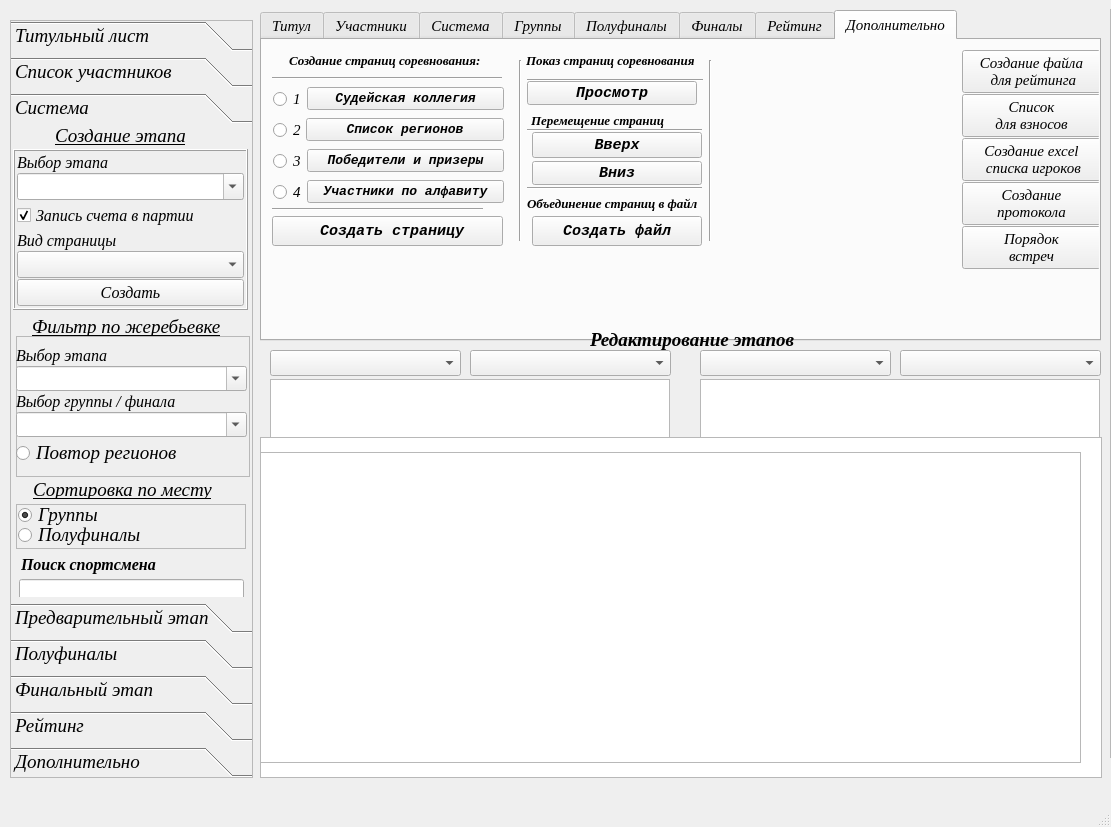
Kaspar0810/Competitions_TT_SQL, file UI/main_window.ui: the form before one commit.
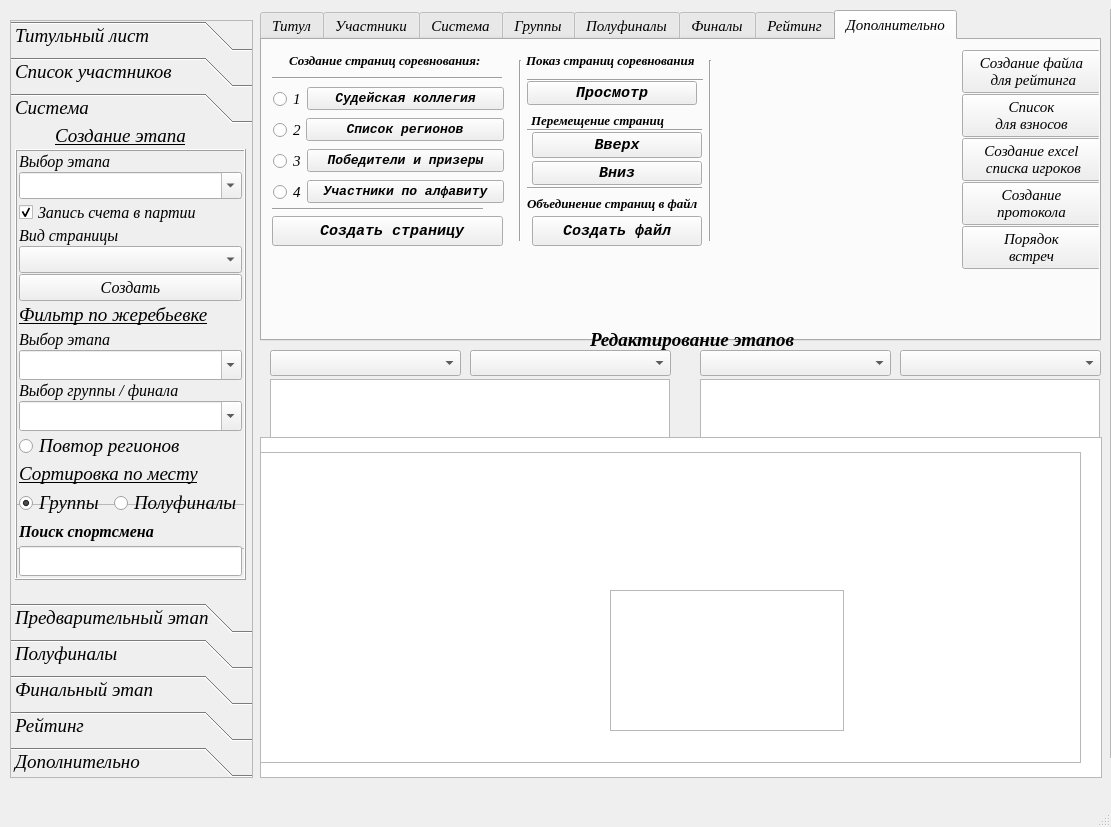
The form after the commit.

Commit message: подправлена форма

The edit to the form file:
```diff
--- a/UI/main_window.ui
+++ b/UI/main_window.ui
@@ -5218,29 +5218,6 @@
      <attribute name="label">
       <string>Система</string>
      </attribute>
-     <widget class="QLabel" name="label_20">
-      <property name="geometry">
-       <rect>
-        <x>21</x>
-        <y>187</y>
-        <width>201</width>
-        <height>20</height>
-       </rect>
-      </property>
-      <property name="font">
-       <font>
-        <family>Times New Roman</family>
-        <pointsize>14</pointsize>
-        <weight>50</weight>
-        <italic>true</italic>
-        <bold>false</bold>
-        <underline>true</underline>
-       </font>
-      </property>
-      <property name="text">
-       <string>&lt;html&gt;&lt;head/&gt;&lt;body&gt;&lt;p&gt;Фильтр по жеребьевке&lt;/p&gt;&lt;/body&gt;&lt;/html&gt;</string>
-      </property>
-     </widget>
      <widget class="QLabel" name="label_18">
       <property name="geometry">
        <rect>
@@ -5264,38 +5241,6 @@
        <string>Создание этапа</string>
       </property>
      </widget>
-     <widget class="QLabel" name="label_49">
-      <property name="geometry">
-       <rect>
-        <x>10</x>
-        <y>425</y>
-        <width>211</width>
-        <height>20</height>
-       </rect>
-      </property>
-      <property name="font">
-       <font>
-        <family>Times New Roman</family>
-        <pointsize>12</pointsize>
-        <weight>75</weight>
-        <italic>true</italic>
-        <bold>true</bold>
-       </font>
-      </property>
-      <property name="text">
-       <string>Поиск спортсмена</string>
-      </property>
-     </widget>
-     <widget class="QLineEdit" name="lineEdit_find_player_in_system">
-      <property name="geometry">
-       <rect>
-        <x>8</x>
-        <y>450</y>
-        <width>225</width>
-        <height>24</height>
-       </rect>
-      </property>
-     </widget>
      <widget class="QFrame" name="frame_4">
       <property name="geometry">
        <rect>
@@ -5311,158 +5256,22 @@
       <property name="frameShadow">
        <enum>QFrame::Raised</enum>
       </property>
-      <widget class="QRadioButton" name="radioButton_gr_sort">
-       <property name="geometry">
-        <rect>
-         <x>2</x>
-         <y>1</y>
-         <width>81</width>
-         <height>20</height>
-        </rect>
-       </property>
-       <property name="text">
-        <string>Группы</string>
-       </property>
-       <property name="checked">
-        <bool>true</bool>
-       </property>
-      </widget>
-      <widget class="QRadioButton" name="radioButton_sf_sort">
+     </widget>
+     <widget class="QWidget" name="verticalLayoutWidget">
        <property name="geometry">
         <rect>
-         <x>2</x>
-         <y>21</y>
-         <width>151</width>
-         <height>20</height>
-        </rect>
-       </property>
-       <property name="text">
-        <string>Полуфиналы</string>
-       </property>
-      </widget>
-     </widget>
-     <widget class="QLabel" name="label_28">
-      <property name="geometry">
-       <rect>
-        <x>22</x>
-        <y>350</y>
-        <width>201</width>
-        <height>20</height>
-       </rect>
-      </property>
-      <property name="font">
-       <font>
-        <family>Times New Roman</family>
-        <pointsize>14</pointsize>
-        <weight>50</weight>
-        <italic>true</italic>
-        <bold>false</bold>
-        <underline>true</underline>
-       </font>
-      </property>
-      <property name="text">
-       <string>&lt;html&gt;&lt;head/&gt;&lt;body&gt;&lt;p&gt;Сортировка по месту&lt;/p&gt;&lt;/body&gt;&lt;/html&gt;</string>
-      </property>
-     </widget>
-     <widget class="QFrame" name="frame_3">
-      <property name="geometry">
-       <rect>
-        <x>5</x>
-        <y>207</y>
-        <width>234</width>
-        <height>141</height>
-       </rect>
-      </property>
-      <property name="frameShape">
-       <enum>QFrame::StyledPanel</enum>
-      </property>
-      <property name="frameShadow">
-       <enum>QFrame::Raised</enum>
-      </property>
-      <widget class="QWidget" name="layoutWidget">
-       <property name="geometry">
-        <rect>
-         <x>0</x>
-         <y>10</y>
-         <width>231</width>
-         <height>121</height>
-        </rect>
-       </property>
-       <layout class="QVBoxLayout" name="verticalLayout_52">
-        <property name="spacing">
-         <number>1</number>
-        </property>
-        <property name="leftMargin">
-         <number>0</number>
-        </property>
-        <item>
-         <layout class="QVBoxLayout" name="verticalLayout_32">
-          <property name="spacing">
-           <number>1</number>
-          </property>
-          <item>
-           <widget class="QLabel" name="label_50">
-            <property name="font">
-             <font>
-              <family>Times New Roman</family>
-              <pointsize>12</pointsize>
-              <italic>true</italic>
-             </font>
-            </property>
-            <property name="text">
-             <string>Выбор этапа</string>
-            </property>
-           </widget>
-          </item>
-          <item>
-           <widget class="QComboBox" name="comboBox_filter_choice_stage">
-            <property name="editable">
-             <bool>true</bool>
-            </property>
-           </widget>
-          </item>
-          <item>
-           <widget class="QLabel" name="label_60">
-            <property name="font">
-             <font>
-              <family>Times New Roman</family>
-              <pointsize>12</pointsize>
-              <italic>true</italic>
-             </font>
-            </property>
-            <property name="text">
-             <string>Выбор группы / финала</string>
-            </property>
-           </widget>
-          </item>
-          <item>
-           <widget class="QComboBox" name="comboBox_filter_number_group_final">
-            <property name="editable">
-             <bool>true</bool>
-            </property>
-           </widget>
-          </item>
-         </layout>
-        </item>
-        <item>
-         <widget class="QRadioButton" name="radioButton_repeat_regions">
-          <property name="text">
-           <string>Повтор регионов</string>
-          </property>
-         </widget>
-        </item>
-       </layout>
-      </widget>
-     </widget>
-     <widget class="QFrame" name="frame_2">
-      <property name="geometry">
-       <rect>
-        <x>2</x>
+        <x>4</x>
         <y>20</y>
-        <width>235</width>
-        <height>161</height>
+        <width>231</width>
+        <height>431</height>
        </rect>
       </property>
+      <layout class="QVBoxLayout" name="verticalLayout_57">
+       <property name="spacing">
+        <number>1</number>
+       </property>
+       <item>
+        <widget class="QFrame" name="frame_2">
       <property name="frameShape">
        <enum>QFrame::Box</enum>
       </property>
@@ -5471,13 +5280,13 @@
       </property>
       <layout class="QVBoxLayout" name="verticalLayout_12">
        <property name="spacing">
-        <number>0</number>
+           <number>1</number>
        </property>
        <property name="leftMargin">
         <number>2</number>
        </property>
        <property name="topMargin">
-        <number>2</number>
+           <number>1</number>
        </property>
        <property name="rightMargin">
         <number>2</number>
@@ -5525,22 +5334,6 @@
          </item>
         </layout>
        </item>
-       <item>
-        <spacer name="verticalSpacer_2">
-         <property name="orientation">
-          <enum>Qt::Vertical</enum>
-         </property>
-         <property name="sizeType">
-          <enum>QSizePolicy::Preferred</enum>
-         </property>
-         <property name="sizeHint" stdset="0">
-          <size>
-           <width>20</width>
-           <height>4</height>
-          </size>
-         </property>
-        </spacer>
-       </item>
        <item>
         <widget class="QCheckBox" name="checkBox_visible_game">
          <property name="font">
@@ -5561,22 +5354,6 @@
          </property>
         </widget>
        </item>
-       <item>
-        <spacer name="verticalSpacer_3">
-         <property name="orientation">
-          <enum>Qt::Vertical</enum>
-         </property>
-         <property name="sizeType">
-          <enum>QSizePolicy::Preferred</enum>
-         </property>
-         <property name="sizeHint" stdset="0">
-          <size>
-           <width>20</width>
-           <height>4</height>
-          </size>
-         </property>
-        </spacer>
-       </item>
        <item>
         <layout class="QVBoxLayout" name="verticalLayout_11">
          <property name="spacing">
@@ -5620,6 +5397,139 @@
          </item>
         </layout>
        </item>
+          <item>
+           <widget class="QLabel" name="label_20">
+            <property name="font">
+             <font>
+              <family>Times New Roman</family>
+              <pointsize>14</pointsize>
+              <weight>50</weight>
+              <italic>true</italic>
+              <bold>false</bold>
+              <underline>true</underline>
+             </font>
+            </property>
+            <property name="text">
+             <string>&lt;html&gt;&lt;head/&gt;&lt;body&gt;&lt;p&gt;Фильтр по жеребьевке&lt;/p&gt;&lt;/body&gt;&lt;/html&gt;</string>
+            </property>
+           </widget>
+          </item>
+          <item>
+           <layout class="QVBoxLayout" name="verticalLayout_32">
+            <property name="spacing">
+             <number>1</number>
+            </property>
+            <item>
+             <widget class="QLabel" name="label_50">
+              <property name="font">
+               <font>
+                <family>Times New Roman</family>
+                <pointsize>12</pointsize>
+                <italic>true</italic>
+               </font>
+              </property>
+              <property name="text">
+               <string>Выбор этапа</string>
+              </property>
+             </widget>
+            </item>
+            <item>
+             <widget class="QComboBox" name="comboBox_filter_choice_stage">
+              <property name="editable">
+               <bool>true</bool>
+              </property>
+             </widget>
+            </item>
+            <item>
+             <widget class="QLabel" name="label_60">
+              <property name="font">
+               <font>
+                <family>Times New Roman</family>
+                <pointsize>12</pointsize>
+                <italic>true</italic>
+               </font>
+              </property>
+              <property name="text">
+               <string>Выбор группы / финала</string>
+              </property>
+             </widget>
+            </item>
+            <item>
+             <widget class="QComboBox" name="comboBox_filter_number_group_final">
+              <property name="editable">
+               <bool>true</bool>
+              </property>
+             </widget>
+            </item>
+           </layout>
+          </item>
+          <item>
+           <widget class="QRadioButton" name="radioButton_repeat_regions">
+            <property name="text">
+             <string>Повтор регионов</string>
+            </property>
+           </widget>
+          </item>
+          <item>
+           <widget class="QLabel" name="label_28">
+            <property name="font">
+             <font>
+              <family>Times New Roman</family>
+              <pointsize>14</pointsize>
+              <weight>50</weight>
+              <italic>true</italic>
+              <bold>false</bold>
+              <underline>true</underline>
+             </font>
+            </property>
+            <property name="text">
+             <string>&lt;html&gt;&lt;head/&gt;&lt;body&gt;&lt;p&gt;Сортировка по месту&lt;/p&gt;&lt;/body&gt;&lt;/html&gt;</string>
+            </property>
+           </widget>
+          </item>
+          <item>
+           <layout class="QHBoxLayout" name="horizontalLayout_6">
+            <item>
+             <widget class="QRadioButton" name="radioButton_gr_sort">
+              <property name="text">
+               <string>Группы</string>
+              </property>
+              <property name="checked">
+               <bool>true</bool>
+              </property>
+             </widget>
+            </item>
+            <item>
+             <widget class="QRadioButton" name="radioButton_sf_sort">
+              <property name="text">
+               <string>Полуфиналы</string>
+              </property>
+             </widget>
+            </item>
+           </layout>
+          </item>
+          <item>
+           <widget class="QLabel" name="label_49">
+            <property name="font">
+             <font>
+              <family>Times New Roman</family>
+              <pointsize>12</pointsize>
+              <weight>75</weight>
+              <italic>true</italic>
+              <bold>true</bold>
+             </font>
+            </property>
+            <property name="text">
+             <string>Поиск спортсмена</string>
+            </property>
+           </widget>
+          </item>
+          <item>
+           <widget class="QLineEdit" name="lineEdit_find_player_in_system"/>
+          </item>
+         </layout>
+        </widget>
+       </item>
       </layout>
      </widget>
     </widget>
@@ -7729,6 +7639,22 @@
      </rect>
     </property>
    </widget>
+   <widget class="QFrame" name="frame_3">
+    <property name="geometry">
+     <rect>
+      <x>610</x>
+      <y>590</y>
+      <width>234</width>
+      <height>141</height>
+     </rect>
+    </property>
+    <property name="frameShape">
+     <enum>QFrame::StyledPanel</enum>
+    </property>
+    <property name="frameShadow">
+     <enum>QFrame::Raised</enum>
+    </property>
+   </widget>
   </widget>
   <widget class="QStatusBar" name="statusbar">
    <property name="font">
```
Lines whose indentation alone changed are shown as unchanged. The commit also changes 3 other files.
